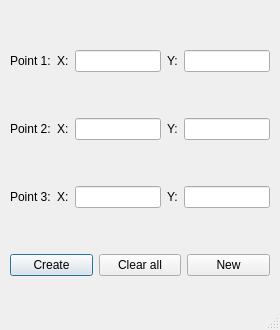
Above: main/add_objects_forms/add_hill_form.ui from UmbrellaLeaf5/locus_no_pilotus before the change. Below: the same form after it.
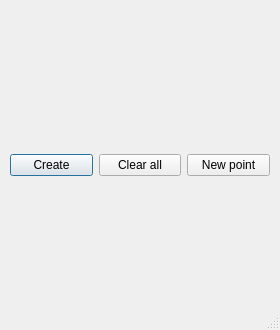
That is the form after the change. Icons and pictures are not drawn.

Commit message:
add primary realization of dynamic adding hill on plot
# and fix "Beautify" non-working problem

What changed in the file:
```diff
--- a/main/add_objects_forms/add_hill_form.ui
+++ b/main/add_objects_forms/add_hill_form.ui
@@ -45,7 +45,7 @@
     </rect>
    </property>
    <layout class="QGridLayout" name="gridLayout">
-    <item row="3" column="0">
+    <item row="0" column="0">
      <layout class="QHBoxLayout" name="buttonsLayout">
       <item>
        <widget class="QPushButton" name="createPushButton">
@@ -74,181 +74,7 @@
       <item>
        <widget class="QPushButton" name="newPushButton">
         <property name="text">
-         <string>New</string>
-        </property>
-       </widget>
-      </item>
-     </layout>
-    </item>
-    <item row="1" column="0">
-     <layout class="QHBoxLayout" name="secondPointLayout">
-      <item>
-       <widget class="QLabel" name="secondPointLabel">
-        <property name="font">
-         <font>
-          <family>Segoe UI</family>
-         </font>
-        </property>
-        <property name="text">
-         <string>Point 2:</string>
-        </property>
-       </widget>
-      </item>
-      <item>
-       <widget class="QLabel" name="secondPointAbscissaLabel">
-        <property name="font">
-         <font>
-          <family>Segoe UI</family>
-         </font>
-        </property>
-        <property name="text">
-         <string>X:</string>
-        </property>
-       </widget>
-      </item>
-      <item>
-       <widget class="QLineEdit" name="secondPointAbscissaLineEdit">
-        <property name="font">
-         <font>
-          <family>Segoe UI</family>
-         </font>
-        </property>
-       </widget>
-      </item>
-      <item>
-       <widget class="QLabel" name="secondPointOrdinateLabel">
-        <property name="font">
-         <font>
-          <family>Segoe UI</family>
-         </font>
-        </property>
-        <property name="text">
-         <string>Y:</string>
-        </property>
-       </widget>
-      </item>
-      <item>
-       <widget class="QLineEdit" name="secondPointOrdinateLineEdit">
-        <property name="font">
-         <font>
-          <family>Segoe UI</family>
-         </font>
-        </property>
-       </widget>
-      </item>
-     </layout>
-    </item>
-    <item row="0" column="0">
-     <layout class="QHBoxLayout" name="firstPointLayout">
-      <item>
-       <widget class="QLabel" name="firstPointLabel">
-        <property name="font">
-         <font>
-          <family>Segoe UI</family>
-         </font>
-        </property>
-        <property name="text">
-         <string>Point 1:</string>
-        </property>
-       </widget>
-      </item>
-      <item>
-       <widget class="QLabel" name="firstPointAbscissaLabel">
-        <property name="font">
-         <font>
-          <family>Segoe UI</family>
-         </font>
-        </property>
-        <property name="text">
-         <string>X:</string>
-        </property>
-       </widget>
-      </item>
-      <item>
-       <widget class="QLineEdit" name="firstPointAbscissaLineEdit">
-        <property name="font">
-         <font>
-          <family>Segoe UI</family>
-         </font>
-        </property>
-       </widget>
-      </item>
-      <item>
-       <widget class="QLabel" name="firstPointOrdinateLabel">
-        <property name="font">
-         <font>
-          <family>Segoe UI</family>
-         </font>
-        </property>
-        <property name="text">
-         <string>Y:</string>
-        </property>
-       </widget>
-      </item>
-      <item>
-       <widget class="QLineEdit" name="firstPointOrdinateLineEdit">
-        <property name="font">
-         <font>
-          <family>Segoe UI</family>
-         </font>
-        </property>
-       </widget>
-      </item>
-     </layout>
-    </item>
-    <item row="2" column="0">
-     <layout class="QHBoxLayout" name="thirdPointLayout">
-      <item>
-       <widget class="QLabel" name="thirdPointLabel">
-        <property name="font">
-         <font>
-          <family>Segoe UI</family>
-         </font>
-        </property>
-        <property name="text">
-         <string>Point 3:</string>
-        </property>
-       </widget>
-      </item>
-      <item>
-       <widget class="QLabel" name="thirdPointAbscissaLabel">
-        <property name="font">
-         <font>
-          <family>Segoe UI</family>
-         </font>
-        </property>
-        <property name="text">
-         <string>X:</string>
-        </property>
-       </widget>
-      </item>
-      <item>
-       <widget class="QLineEdit" name="thirdPointAbscissaLineEdit">
-        <property name="font">
-         <font>
-          <family>Segoe UI</family>
-         </font>
-        </property>
-       </widget>
-      </item>
-      <item>
-       <widget class="QLabel" name="thirdPointOrdinateLabel">
-        <property name="font">
-         <font>
-          <family>Segoe UI</family>
-         </font>
-        </property>
-        <property name="text">
-         <string>Y:</string>
-        </property>
-       </widget>
-      </item>
-      <item>
-       <widget class="QLineEdit" name="thirdPointOrdinateLineEdit">
-        <property name="font">
-         <font>
-          <family>Segoe UI</family>
-         </font>
+         <string>New point</string>
         </property>
        </widget>
       </item>
```
The commit also changes 4 other files.
